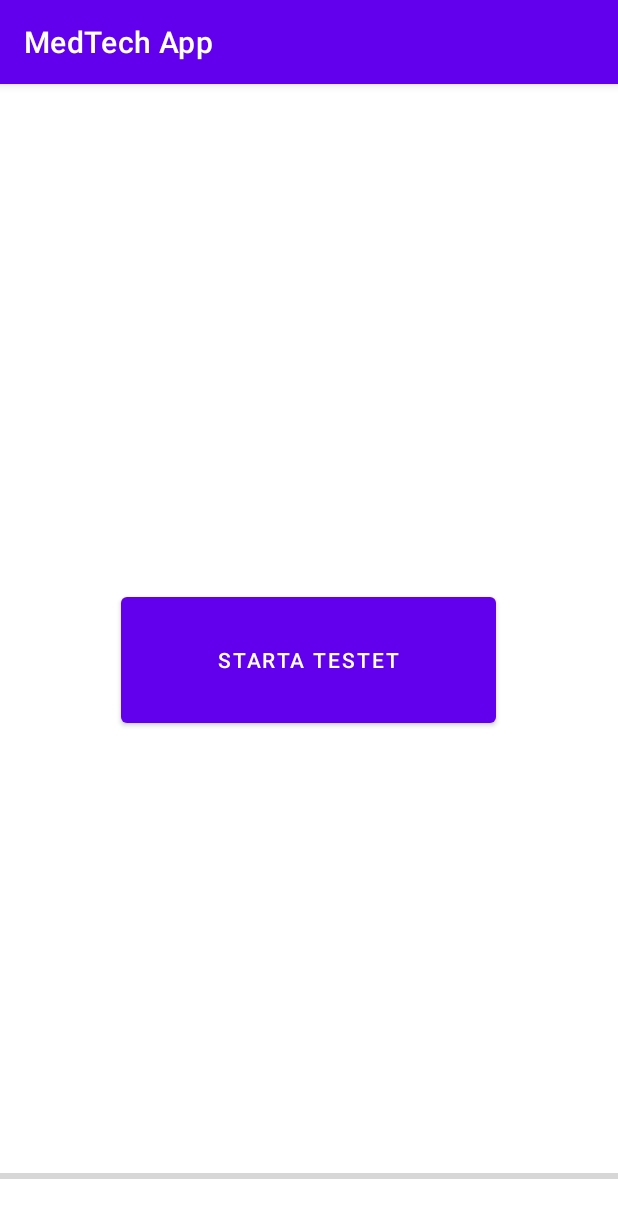
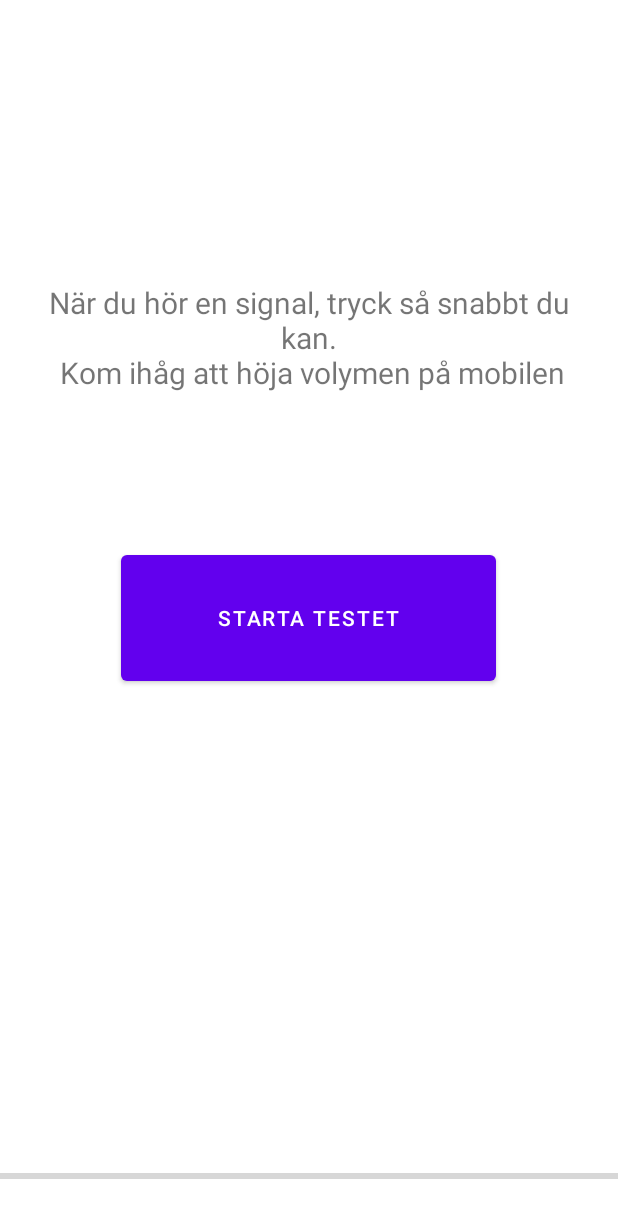
Before and after one commit to TrisseC/MedTechApp, an Android app: the screen it shows after launch (TouchReaction), after a tap on "HÖRSEL", on a phone screen of 412 x 824 dp. Shown: the top 1218 px of the screen. Run offline under Robolectric (Android 15) with nearby library versions, the phone set to English and light mode, and no system bars.

Commit message:
la till instruktioner

```diff
--- a/app/src/main/java/com/example/medtechapp/TouchReaction.java
+++ b/app/src/main/java/com/example/medtechapp/TouchReaction.java
@@ -28,8 +28,8 @@ public class TouchReaction extends AppCompatActivity {
 
     //final variables
     final private int rounds = 5;
-    final private double maxWait = 3000.0;
-    final private double minWait = 500.0;
+    final private double maxWait = 3500.0;
+    final private double minWait = 1000.0;
 
     @Override
     protected void onCreate(Bundle savedInstanceState) {
@@ -43,6 +43,16 @@ public class TouchReaction extends AppCompatActivity {
 
         findViewById(R.id.timer).setVisibility(View.INVISIBLE);
         findViewById(R.id.tooFastText).setVisibility(View.INVISIBLE);
+
+        TextView instructions = findViewById(R.id.instructionText);
+        if (state.equals("sound")) {
+            instructions.setText("När du hör en signal, tryck så snabbt du kan." +
+                    "\n Kom ihåg att höja volymen på mobilen");
+        } else if (state.equals("vibration")) {
+            instructions.setText("När du känner en vibration, tryck så snabbt du kan.");
+        } else if (state.equals("visual")){
+            instructions.setText("När den röda skärmen blir grön, tryck så snabbt du kan.");
+        }
     }
 
     public void startTest(View view) {
@@ -118,7 +128,11 @@ public class TouchReaction extends AppCompatActivity {
         }
         averageReactionTime /= rounds;
 
-        //skicka till highscores och stäng ner
+        TextView instructions = findViewById(R.id.instructionText);
+        instructions.setText("Bra jobbat!\nKlicka på tillbakapilen för att gå till menyn");
+        findViewById(R.id.instructionText).setVisibility(View.VISIBLE);
+
+        //skicka till highscores
         TextView timerTV = findViewById(R.id.timer);
         timerTV.setVisibility(View.VISIBLE);
         timerTV.setText("Genomsnitt: " + Long.toString(averageReactionTime) + "ms");
@@ -128,6 +142,7 @@ public class TouchReaction extends AppCompatActivity {
         findViewById(R.id.continueBtn).setVisibility(View.INVISIBLE);
         findViewById(R.id.timer).setVisibility(View.INVISIBLE);
         findViewById(R.id.tooFastText).setVisibility(View.INVISIBLE);
+        findViewById(R.id.instructionText).setVisibility(View.INVISIBLE);
     }
 
     @Override
--- a/app/src/main/res/layout/activity_touchreaction.xml
+++ b/app/src/main/res/layout/activity_touchreaction.xml
@@ -7,6 +7,21 @@
     android:layout_height="match_parent"
     android:onClick="stopTime"
     tools:context=".TouchReaction">
+
+    <TextView
+        android:id="@+id/instructionText"
+        android:layout_width="0dp"
+        android:layout_height="80dp"
+        android:layout_marginStart="16dp"
+        android:layout_marginEnd="16dp"
+        android:layout_marginBottom="96dp"
+        android:text="@string/instruction_text"
+        android:textAlignment="center"
+        android:textSize="20sp"
+        app:layout_constraintBottom_toTopOf="@+id/continueBtn"
+        app:layout_constraintEnd_toEndOf="parent"
+        app:layout_constraintHorizontal_bias="0.0"
+        app:layout_constraintStart_toStartOf="parent" />
 
     <TextView
         android:id="@+id/tooFastText"
--- a/app/src/main/res/values-night/themes.xml
+++ b/app/src/main/res/values-night/themes.xml
@@ -1,6 +1,6 @@
 <resources xmlns:tools="http://schemas.android.com/tools">
     <!-- Base application theme. -->
-    <style name="Theme.MedTechApp" parent="Theme.MaterialComponents.DayNight.DarkActionBar">
+    <style name="Theme.MedTechApp" parent="Theme.MaterialComponents.DayNight.NoActionBar">
         <!-- Primary brand color. -->
         <item name="colorPrimary">@color/purple_200</item>
         <item name="colorPrimaryVariant">@color/purple_700</item>
--- a/app/src/main/res/values/strings.xml
+++ b/app/src/main/res/values/strings.xml
@@ -13,4 +13,5 @@
     <string name="too_fast_text">Du klickade för fort, försök igen</string>
     <string name="vibration_text">Vibration</string>
     <string name="start_test_text">Starta testet</string>
+    <string name="instruction_text">När den röda skärmen blir grön, tryck så snabbt du kan</string>
 </resources>
--- a/app/src/main/res/values/themes.xml
+++ b/app/src/main/res/values/themes.xml
@@ -1,6 +1,6 @@
 <resources xmlns:tools="http://schemas.android.com/tools">
     <!-- Base application theme. -->
-    <style name="Theme.MedTechApp" parent="Theme.MaterialComponents.DayNight.DarkActionBar">
+    <style name="Theme.MedTechApp" parent="Theme.MaterialComponents.DayNight.NoActionBar">
         <!-- Primary brand color. -->
         <item name="colorPrimary">@color/purple_500</item>
         <item name="colorPrimaryVariant">@color/purple_700</item>
```
